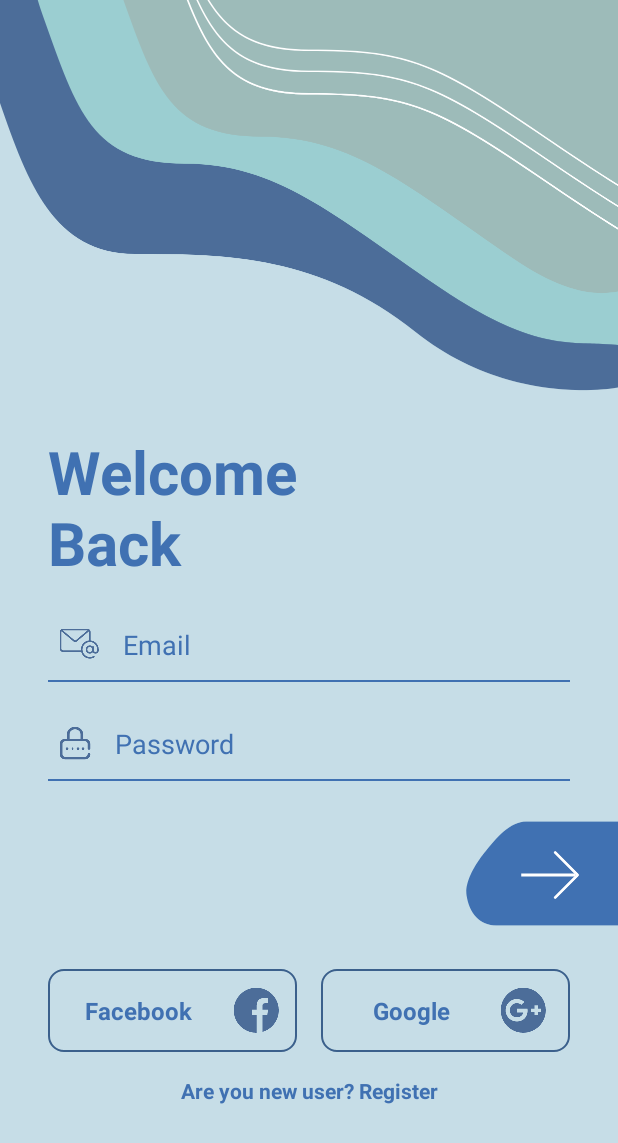
After one commit to yoviepramudya1412/SAMPAHKU, an Android app: the GetStarted screen opened directly, with no data from a screen before it, on a phone screen of 412 x 824 dp. The commit adds this screen. Shown: the top 1143 px of the screen. Run offline under Robolectric (Android 15) with nearby library versions, the phone set to English and light mode, and no system bars.

Commit message:
Perubahan week 2

```diff
--- a/app/build.gradle
+++ b/app/build.gradle
@@ -1,5 +1,6 @@
 plugins {
     id 'com.android.application'
+    id 'com.google.gms.google-services'
 }
 
 android {
@@ -33,6 +34,7 @@ dependencies {
     implementation 'androidx.appcompat:appcompat:1.4.1'
     implementation 'com.google.android.material:material:1.6.0'
     implementation 'androidx.constraintlayout:constraintlayout:2.1.3'
+    implementation 'com.google.firebase:firebase-database:20.0.5'
     testImplementation 'junit:junit:4.13.2'
     androidTestImplementation 'androidx.test.ext:junit:1.1.3'
     androidTestImplementation 'androidx.test.espresso:espresso-core:3.4.0'
--- a/app/src/main/AndroidManifest.xml
+++ b/app/src/main/AndroidManifest.xml
@@ -8,7 +8,9 @@
         android:label="@string/app_name"
         android:roundIcon="@mipmap/ic_launcher_round"
         android:supportsRtl="true"
-        android:theme="@style/Theme.Project76">
+        android:theme="@style/Theme.Sayang">
+        <activity android:name="com.example.Sayang.GetStarted"
+            android:exported="true"/>
         <activity android:name="com.example.Sayang.MainActivity"
             android:exported="true">
             <intent-filter>
--- /dev/null
+++ b/app/src/main/java/com/example/Sayang/GetStarted.java
@@ -0,0 +1,33 @@
+package com.example.Sayang;
+
+import androidx.appcompat.app.AppCompatActivity;
+
+import android.os.Bundle;
+import android.view.View;
+import android.widget.Button;
+import android.widget.EditText;
+import android.widget.ImageView;
+
+import com.example.Sayang.R;
+
+public class GetStarted extends AppCompatActivity {
+    private EditText username,password;
+    private ImageView login;
+
+    @Override
+    protected void onCreate(Bundle savedInstanceState) {
+        super.onCreate(savedInstanceState);
+        setContentView(R.layout.activity_login);
+        username= findViewById(R.id.editTextEmail);
+        password= findViewById(R.id.editTextPassword);
+        login   = findViewById(R.id.login);
+
+        login.setOnClickListener(new View.OnClickListener() {
+            @Override
+            public void onClick(View view) {
+
+            }
+        });
+    }
+
+}
--- a/app/src/main/res/layout/activity_getstarted.xml
+++ b/app/src/main/res/layout/activity_getstarted.xml
@@ -107,6 +107,7 @@
             android:backgroundTint="#01C15C"
             android:fontFamily="@font/open_sans_light"
             android:text="get_started"
+            android:onClick="get_started"
             android:textColor="#FFFFFF"
             android:textStyle="bold"
             app:layout_constraintEnd_toEndOf="parent"
--- a/app/src/main/res/layout/activity_login.xml
+++ b/app/src/main/res/layout/activity_login.xml
@@ -36,7 +36,7 @@
                 android:textStyle="bold" />
 
             <EditText
-                android:id="@+id/editTextTextPersonName"
+                android:id="@+id/editTextEmail"
                 android:layout_width="match_parent"
                 android:layout_height="50dp"
                 android:layout_marginStart="32dp"
@@ -52,7 +52,7 @@
                 android:textColorHint="#4071b2" />
 
             <EditText
-                android:id="@+id/editTextPersonName"
+                android:id="@+id/editTextPassword"
                 android:layout_width="match_parent"
                 android:layout_height="50dp"
                 android:layout_marginStart="32dp"
@@ -68,7 +68,7 @@
                 android:textColorHint="#4071b2" />
 
             <ImageView
-                android:id="@+id/imageView2"
+                android:id="@+id/login"
                 android:layout_width="wrap_content"
                 android:layout_height="wrap_content"
                 android:layout_gravity="end"
@@ -93,7 +93,7 @@
                     android:background="@drawable/btn_background"
                     android:drawableEnd="@drawable/facebook"
                     android:drawablePadding="16dp"
-                    android:padding="16dp"
+                    android:padding="12dp"
                     android:text="Facebook"
                     android:textColor="#4071b2"
                     android:textSize="16sp"
--- /dev/null
+++ b/app/src/main/res/transition/trans_anim.xml
@@ -0,0 +1,5 @@
+<?xml version="1.0" encoding="utf-8"?>
+<transitionSet xmlns:android="http://schemas.android.com/apk/res/android">
+    <explode android:duration="300"/>
+
+</transitionSet>
--- a/app/src/main/res/values-night/themes.xml
+++ b/app/src/main/res/values-night/themes.xml
@@ -1,6 +1,6 @@
 <resources xmlns:tools="http://schemas.android.com/tools">
     <!-- Base application theme. -->
-    <style name="Theme.Project76" parent="Theme.MaterialComponents.DayNight.DarkActionBar">
+    <style name="Theme.Sayang" parent="Theme.MaterialComponents.DayNight.DarkActionBar">
         <!-- Primary brand color. -->
         <item name="colorPrimary">@color/purple_200</item>
         <item name="colorPrimaryVariant">@color/purple_700</item>
@@ -12,5 +12,9 @@
         <!-- Status bar color. -->
         <item name="android:statusBarColor" tools:targetApi="l">?attr/colorPrimaryVariant</item>
         <!-- Customize your theme here. -->
+        <item name="android:windowActivityTransitions">true</item>
+        <item name="android:windowEnterTransition">@transition/trans_anim</item>
+        <item name="android:windowExitTransition">@transition/trans_anim</item>
+
     </style>
 </resources>
--- a/app/src/main/res/values/themes.xml
+++ b/app/src/main/res/values/themes.xml
@@ -1,6 +1,6 @@
 <resources xmlns:tools="http://schemas.android.com/tools">
     <!-- Base application theme. -->
-    <style name="Theme.Project76" parent="Theme.AppCompat.NoActionBar">
+    <style name="Theme.Sayang" parent="Theme.AppCompat.NoActionBar">
         <!-- Primary brand color. -->
         <item name="colorPrimary">@color/purple_500</item>
         <item name="colorPrimaryVariant">@color/purple_700</item>
@@ -12,5 +12,11 @@
         <!-- Status bar color. -->
         <item name="android:statusBarColor" tools:targetApi="l">?attr/colorPrimaryVariant</item>
         <!-- Customize your theme here. -->
+
+        <item name="android:windowActivityTransitions">true</item>
+        <item name="android:windowEnterTransition">@transition/trans_anim</item>
+        <item name="android:windowExitTransition">@transition/trans_anim</item>
+
+
     </style>
 </resources>
--- a/build.gradle
+++ b/build.gradle
@@ -6,6 +6,7 @@ buildscript {
     }
     dependencies {
         classpath 'com.android.tools.build:gradle:7.2.0'
+        classpath 'com.google.gms:google-services:4.3.10'
 
         // NOTE: Do not place your application dependencies here; they belong
         // in the individual module build.gradle files
```
Also changed, not shown: app/src/main/java/com/example/Sayang/MainActivity.java (+14 -0 lines), app/src/main/res/layout/activity_intro.xml (+7 -5 lines), 1 other file.
